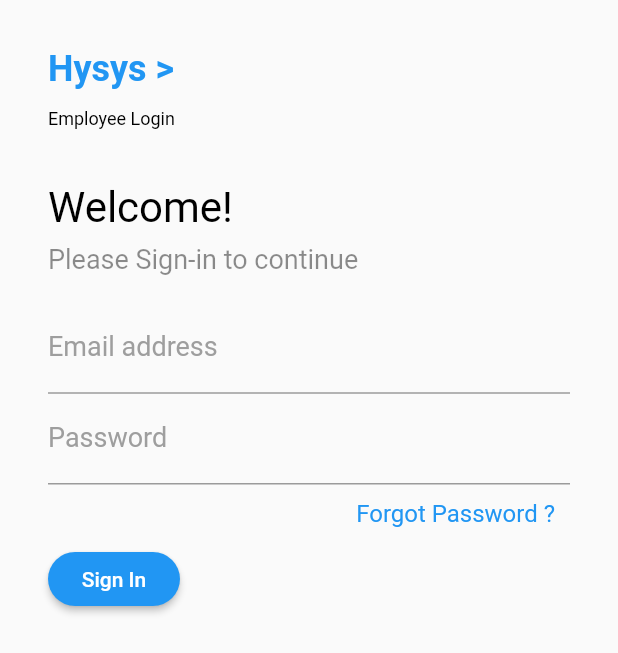
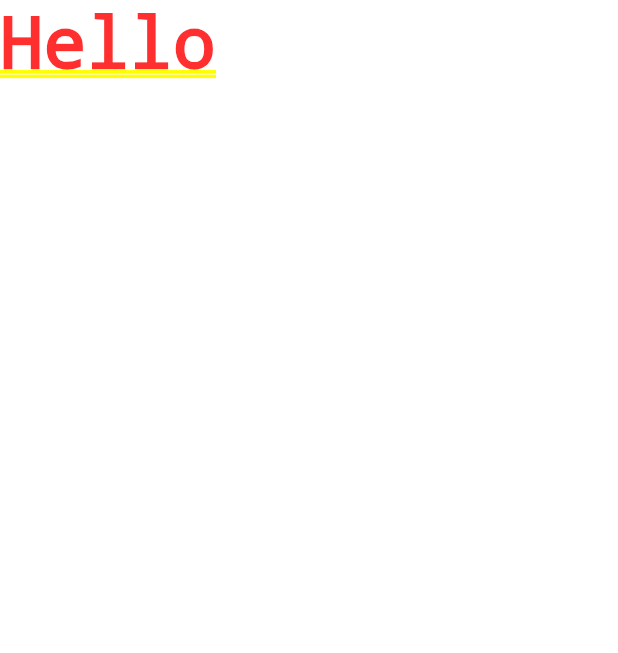
Before and after one commit to VBT-Intership/ESS-LoginDesign, a Flutter app: the screen it shows after launch, after a tap on "Sign In", on a phone screen of 412 x 824 dp. Shown: the top 653 px of the screen. Run offline on Flutter 3.47's test engine with Material 2 defaults, Android fonts, the phone set to English and light mode, and no system bars.

Commit message:
Welcome Page created and Navigation made

```diff
--- a/flutter_login/lib/loginpage.dart
+++ b/flutter_login/lib/loginpage.dart
@@ -1,4 +1,5 @@
 import 'package:flutter/material.dart';
+import 'package:flutter_login/welcomepage.dart';
 
 class LoginView extends StatefulWidget {
   @override
@@ -61,13 +62,16 @@ class SignInButton extends StatelessWidget {
       mainAxisAlignment: MainAxisAlignment.start,
       children: <Widget>[
         RaisedButton(
-          onPressed: () {},
-          color: Colors.blue[500],
+          onPressed: () {
+            Navigator.push(context,
+                MaterialPageRoute(builder: (context) => WelcomeView()));
+          },
+          color: Colors.blue[300],
           child: Text(
             "Sign In",
             style: TextStyle(
               color: Colors.white,
-              fontSize: 14.0,
+              fontSize: 16.0,
             ),
           ),
           shape: RoundedRectangleBorder(
--- /dev/null
+++ b/flutter_login/lib/welcomepage.dart
@@ -0,0 +1,10 @@
+import 'package:flutter/material.dart';
+
+class WelcomeView extends StatelessWidget {
+  @override
+  Widget build(BuildContext context) {
+    return Container(
+      child: Text("Hello"),
+    );
+  }
+}
```
